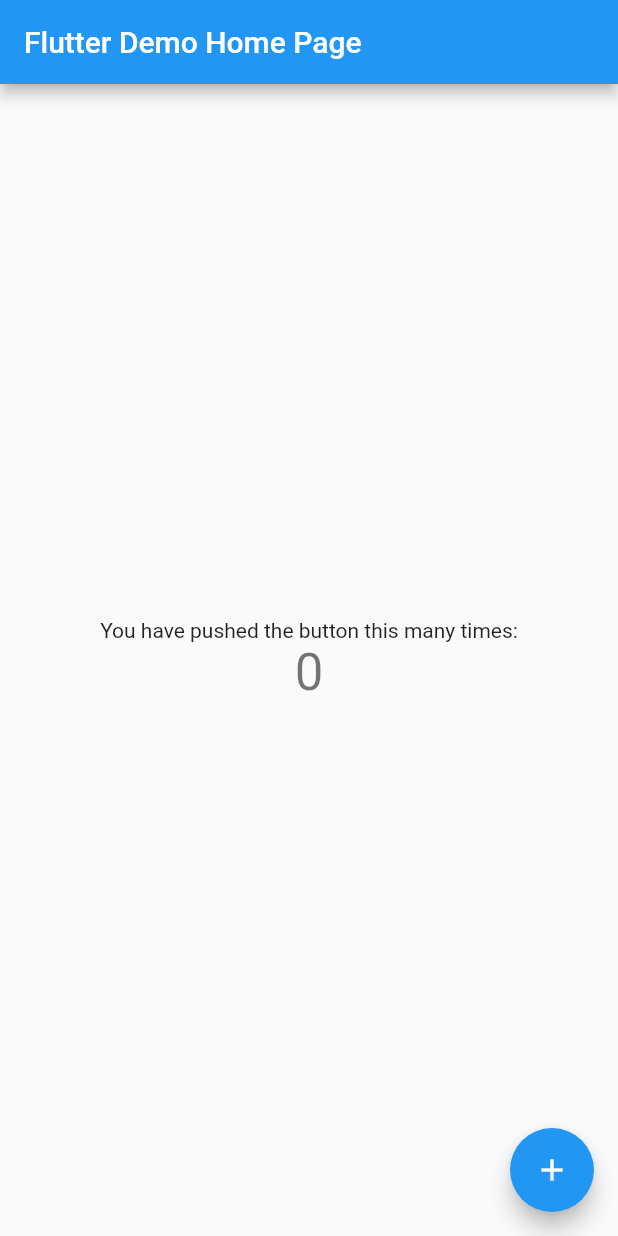
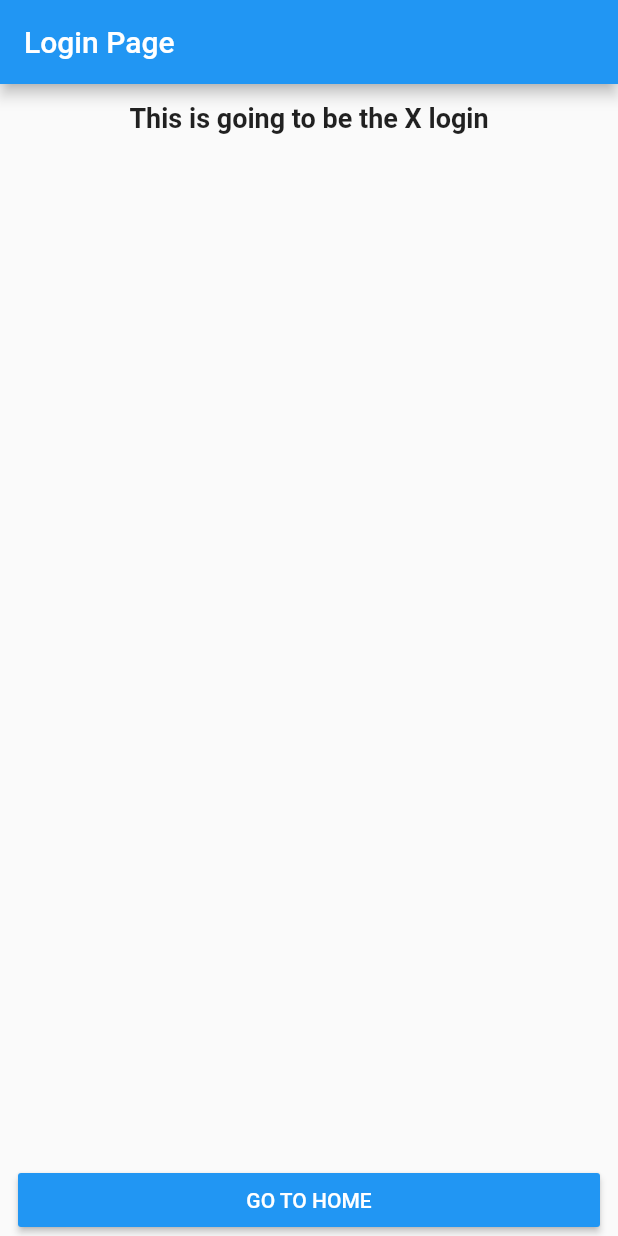
Before and after one commit to Vanethos/flutter_modular_app, a Flutter app: the screen it shows after launch, on a phone screen of 412 x 824 dp. Run offline on Flutter 3.47's test engine with Material 2 defaults, Android fonts, the phone set to English and light mode, and no system bars.

Commit message:
Added simple login page with routing to the home page

```diff
--- /dev/null
+++ b/lib/presentation/navigation/navigation.dart
@@ -0,0 +1,8 @@
+import 'package:flutter/material.dart';
+import 'package:flutter_modular_app/presentation/ui/home/home_page.dart';
+
+Future<void> navigateToHome(BuildContext context, String userName) {
+  return Navigator.of(context).pushReplacement(MaterialPageRoute(
+    builder: (_) => MyHomePage(title: userName,),
+  ));
+}
--- a/lib/presentation/ui/app.dart
+++ b/lib/presentation/ui/app.dart
@@ -1,5 +1,6 @@
 import 'package:flutter/material.dart';
 import 'package:flutter_modular_app/presentation/ui/home/home_page.dart';
+import 'package:flutter_modular_app/presentation/ui/login/login_page.dart';
 
 class MyApp extends StatelessWidget {
   @override
@@ -9,7 +10,7 @@ class MyApp extends StatelessWidget {
       theme: ThemeData(
         primarySwatch: Colors.blue,
       ),
-      home: MyHomePage(title: 'Flutter Demo Home Page'),
+      home: LoginPage(),
     );
   }
 }
--- a/lib/presentation/ui/home/home_page.dart
+++ b/lib/presentation/ui/home/home_page.dart
@@ -22,7 +22,7 @@ class _MyHomePageState extends State<MyHomePage> {
   Widget build(BuildContext context) {
     return Scaffold(
       appBar: AppBar(
-        title: Text(widget.title),
+        title: Text("Welcome ${widget.title}"),
       ),
       body: Center(
         child: Column(
--- /dev/null
+++ b/lib/presentation/ui/login/login_page.dart
@@ -0,0 +1,50 @@
+import 'package:flutter/material.dart';
+import 'package:flutter_modular_app/presentation/navigation/navigation.dart';
+
+class LoginPage extends StatefulWidget {
+  @override
+  _LoginPageState createState() => _LoginPageState();
+}
+
+class _LoginPageState extends State<LoginPage> {
+  @override
+  Widget build(BuildContext context) {
+    return Scaffold(
+      appBar: AppBar(
+        title: Text("Login Page"),
+      ),
+      body: Column(
+        crossAxisAlignment: CrossAxisAlignment.stretch,
+        children: <Widget>[
+          Container(
+            margin: EdgeInsets.all(12),
+            child: Text(
+              "This is going to be the X login",
+              textAlign: TextAlign.center,
+              style: TextStyle(fontSize: 18, fontWeight: FontWeight.bold),
+            ),
+          ),
+          Expanded(
+            child: Align(
+              alignment: Alignment.bottomCenter,
+              child: SafeArea(
+                child: Container(
+                  margin: EdgeInsets.symmetric(horizontal: 12),
+                  width: double.infinity,
+                  child: RaisedButton(
+                    color: Theme.of(context).primaryColor,
+                    child: Text(
+                      "GO TO HOME",
+                      style: TextStyle(color: Colors.white),
+                    ),
+                    onPressed: () => navigateToHome(context, "Palma"),
+                  ),
+                ),
+              ),
+            ),
+          )
+        ],
+      ),
+    );
+  }
+}
```
